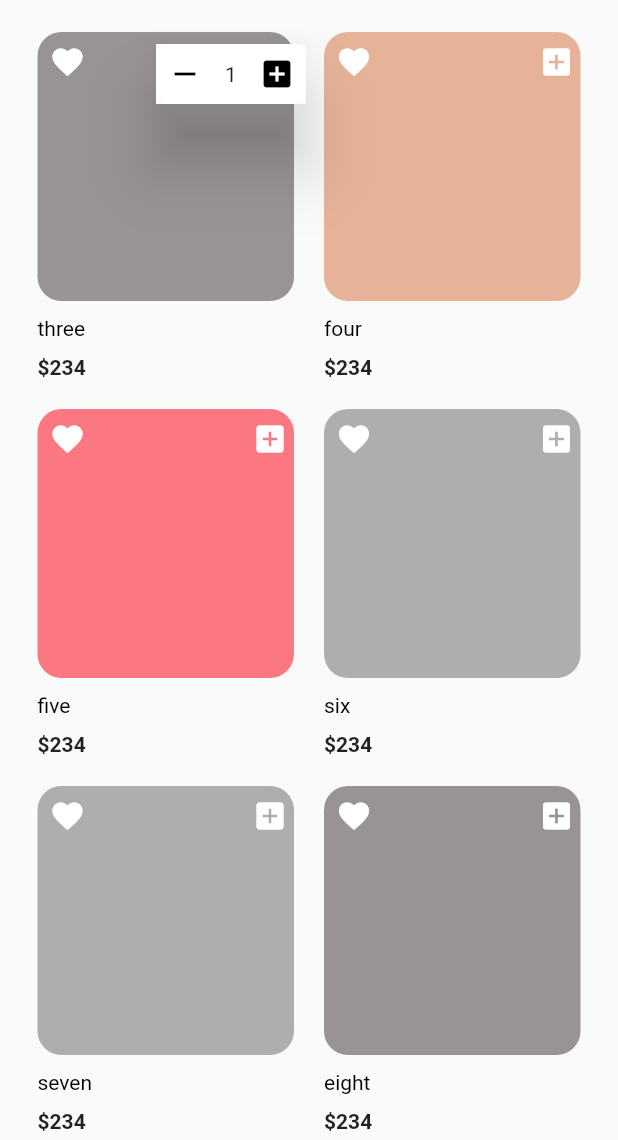
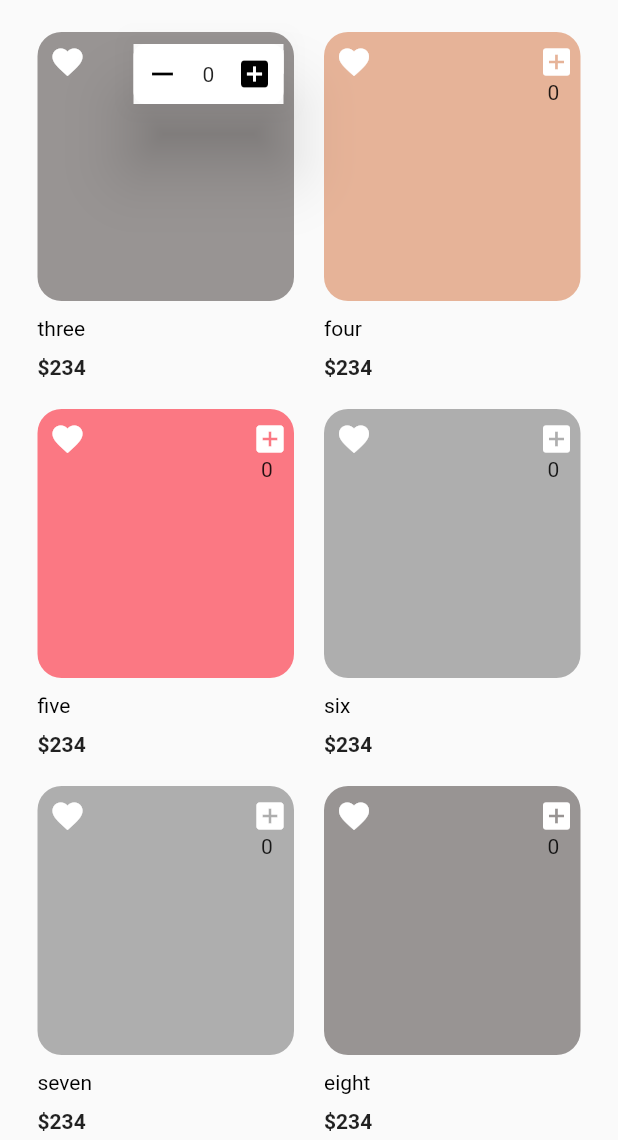
Before and after one commit to tataji/ecommerce_app, a Flutter app: the SubCategeoryScreen screen opened directly, scrolled down 247 dp, after a tap on the "add box" icon, on a phone screen of 412 x 824 dp, the part 96-1236 px from its top. Run offline on Flutter 3.47's test engine with Material 2 defaults, Android fonts, the phone set to English and light mode, and no system bars; our stand-ins replace carousel_slider, flutter_svg.

```diff
--- a/lib/components/CustomDropDown.dart
+++ b/lib/components/CustomDropDown.dart
@@ -1,3 +1,4 @@
+import 'package:e_commerce/provider_model/MyCartViewModel.dart';
 import 'package:e_commerce/utils/constants.dart';
 import 'package:flutter/cupertino.dart';
 import 'package:flutter/gestures.dart';
@@ -5,8 +6,12 @@ import 'package:flutter/material.dart';
 
 class CustomDropdown extends StatefulWidget {
   final String text;
-
-  const CustomDropdown({Key key, @required this.text}) : super(key: key);
+  MyCartViewModel myCartViewModel;
+  Function minusIconPress;
+  Function plusIconPress;
+  int count;
+  CustomDropdown({Key key, @required this.text,this.myCartViewModel,
+    this.minusIconPress,this.plusIconPress,this.count}) : super(key: key);
 
   @override
   _CustomDropdownState createState() => _CustomDropdownState();
@@ -17,8 +22,7 @@ class _CustomDropdownState extends State<CustomDropdown> {
   double height, width, xPosition, yPosition;
   bool isDropdownOpened = false;
   OverlayEntry floatingDropdown;
-
-  @override
+   @override
   void initState() {
     actionKey = LabeledGlobalKey(widget.text);
     super.initState();
@@ -31,10 +35,7 @@ class _CustomDropdownState extends State<CustomDropdown> {
     Offset offset = renderBox.localToGlobal(Offset.zero);
     xPosition = offset.dx;
     yPosition = offset.dy;
-    print(height);
-    print(width);
-    print(xPosition);
-    print(yPosition);
+    print(height);print(width);print(xPosition);print(yPosition);
   }
 
   OverlayEntry _createFloatingDropdown() {
@@ -50,14 +51,33 @@ class _CustomDropdownState extends State<CustomDropdown> {
         child: Stack(
           children: [
             Positioned(
-              right: xPosition + 40,
+              right: xPosition + 55,
               width: 100,
               top: yPosition,
               height: 40,
-              child: DropDown(
-                itemHeight: height,
+              child: Column(
+                      children: <Widget>[
+                        Material(elevation: 20,
+                          child: Container(width: 100,
+                              height: 40,
+                              decoration: BoxDecoration(color: whiteColor,
+                                borderRadius: BorderRadius.circular(8),
+                              ),
+                              child:Row(mainAxisAlignment: MainAxisAlignment.spaceAround,
+                                crossAxisAlignment:CrossAxisAlignment.center,
+                                children: [
+                                  GestureDetector(onTap:widget.minusIconPress,
+                                      child: Icon(Icons.remove,color: Colors.black,)),
+                                  Text('${widget.count}'),
+                                  GestureDetector(onTap: widget.plusIconPress,
+                                      child: Icon(Icons.add_box,color: Colors.black,))
+                                ],)
+                          ),
+                        ),
+                      ],
+                    )
               ),
-            ),
+
           ],
         ),
       );
@@ -84,7 +104,7 @@ class _CustomDropdownState extends State<CustomDropdown> {
         decoration: BoxDecoration(
           borderRadius: BorderRadius.circular(8),
         ),
-        child:Icon(Icons.add_box,color: whiteColor,)
+        child: Icon(Icons.add_box,color: whiteColor,)
       ),
     );
   }
@@ -97,33 +117,3 @@ class _CustomDropdownState extends State<CustomDropdown> {
     });
   }
 }
-
-
-class DropDown extends StatelessWidget {
-  final double itemHeight;
-  const DropDown({Key key, this.itemHeight}) : super(key: key);
-  @override
-  Widget build(BuildContext context) {
-    print("drop down opened");
-    return Column(
-      children: <Widget>[
-        Material(
-          elevation: 20,
-          child: Container(width: 100,
-            height: 40,
-            decoration: BoxDecoration(color: whiteColor,
-              borderRadius: BorderRadius.circular(8),
-            ),
-            child:Row(mainAxisAlignment: MainAxisAlignment.spaceAround,
-              crossAxisAlignment:CrossAxisAlignment.center,
-              children: [
-              Icon(Icons.remove,color: Colors.black,),
-              Text("1"),
-              Icon(Icons.add_box,color: Colors.black,)
-            ],)
-          ),
-        ),
-      ],
-    );
-  }
-}
--- a/lib/components/item_card.dart
+++ b/lib/components/item_card.dart
@@ -1,11 +1,14 @@
 import 'package:e_commerce/components/CustomDropDown.dart';
 import 'package:e_commerce/models/Product.dart';
+import 'package:e_commerce/provider_model/MyCartViewModel.dart';
 import 'package:e_commerce/utils/constants.dart';
 import 'package:flutter/material.dart';
+import 'package:provider/provider.dart';
 
 class ItemCard extends StatelessWidget {
   final Product product;
   final Function press;
+
   const ItemCard({
     Key key,
     this.product,
@@ -28,26 +31,46 @@ class ItemCard extends StatelessWidget {
                     color: product.color,
                     borderRadius: BorderRadius.circular(16),
                   ),
-//              child: Hero(
-//                tag: "${product.id}",
-//                child: Image.asset(product.image),
-//              ),
                 ),
-                Align(alignment: Alignment.topLeft,
+                Align(
+                  alignment: Alignment.topLeft,
                   child: Padding(
                     padding: const EdgeInsets.all(8.0),
-                    child: Icon(Icons.favorite,color: whiteColor,),
+                    child: Icon(
+                      Icons.favorite,
+                      color: whiteColor,
+                    ),
                   ),
                 ),
-                Align(alignment: Alignment.topRight,
+                Align(
+                  alignment: Alignment.topRight,
                   child: Padding(
                     padding: const EdgeInsets.all(8.0),
-                    child: Row(crossAxisAlignment: CrossAxisAlignment.end,mainAxisAlignment: MainAxisAlignment.end,
+                    child: Row(
+                      crossAxisAlignment: CrossAxisAlignment.end,
+                      mainAxisAlignment: MainAxisAlignment.end,
                       children: [
-                        Container(width: 20,height: 20,
-                            child: CustomDropdown(text: "text")),
-                    //  Icon(Icons.add_box,color: Colors.white,)
-                      ],),
+                        Consumer<MyCartViewModel>(
+                          builder: (context, myCartViewModel, child) =>
+                              Container(
+                                  width: 20,
+                                  height: 100,
+                                  child: Column(
+                                  children: [
+                                    CustomDropdown(text: "text",
+                                      count: myCartViewModel.carList.length,
+                                      minusIconPress: (){
+                                        myCartViewModel.addToCart(1);
+                                      },plusIconPress: (){
+                                        myCartViewModel.addToCart(1);
+                                      },
+                                      myCartViewModel: myCartViewModel,),
+                                    Text('${myCartViewModel.carList.length}'),
+                                  ],)),
+
+                        )
+                      ],
+                    ),
                   ),
                 ),
               ],
--- a/lib/main.dart
+++ b/lib/main.dart
@@ -13,15 +13,13 @@ void main() => runApp(MyApp());
 
 /// This is the main application widget.
 class MyApp extends StatelessWidget {
-  static const String _title = 'Flutter Code Sample';
-
   @override
   Widget build(BuildContext context) {
    // SizeConfig.init(context);
     return MaterialApp(
       theme: ThemeData(accentColor: appbarGreenColor,
         appBarTheme: AppBarTheme(color: appbarGreenColor)),
-      title: _title,debugShowCheckedModeBanner: false,
+      title: "",debugShowCheckedModeBanner: false,
       home: SplashScreen(),
     );
   }
@@ -65,7 +63,7 @@ class _MyStatefulWidgetState extends State<MyStatefulWidget> {
   Widget build(BuildContext context) {
     return Scaffold(
       drawer: NavDrawer(),
-      appBar: AppUtils.buildAppBar(),
+      appBar: AppUtils.buildAppBar(context),
       body: Center(
         child: _widgetOptions.elementAt(_selectedIndex),
       ),
--- /dev/null
+++ b/lib/provider_model/MyCartViewModel.dart
@@ -0,0 +1,10 @@
+import 'package:flutter/material.dart';
+
+class MyCartViewModel extends ChangeNotifier{
+  List carList = [];
+
+  addToCart(int index){
+    carList.add(index);
+    notifyListeners();
+  }
+}
--- a/lib/screens/HomeScreen.dart
+++ b/lib/screens/HomeScreen.dart
@@ -13,8 +13,6 @@ class HomeScreen extends StatefulWidget {
     // TODO: implement createState
     return HomeScreenState();
   }
-//  @override
-//  HomeScreenState createState() => HomeScreenState();
 }
 
 class HomeScreenState extends State<HomeScreen> {
--- a/lib/screens/LoginScreen.dart
+++ b/lib/screens/LoginScreen.dart
@@ -3,6 +3,7 @@ import 'package:e_commerce/components/RoundedButton.dart';
 import 'package:e_commerce/components/RoundedInputField.dart';
 import 'package:e_commerce/components/RoundedPasswordInputField.dart';
 import 'package:e_commerce/screens/SignUpScreen.dart';
+import 'package:e_commerce/screens/SliversScreen.dart';
 import 'package:e_commerce/utils/constants.dart';
 import 'package:flutter/cupertino.dart';
 import 'package:flutter/material.dart';
@@ -71,6 +72,7 @@ class LoginScreenState extends State<LoginScreen> {
                             SignUpScreen(),));
                       },
                           child: Text("Register here")),
+
                     ],
                   ),
                 ],
--- a/lib/screens/shop/SubCategeoryScreen.dart
+++ b/lib/screens/shop/SubCategeoryScreen.dart
@@ -2,8 +2,10 @@ import 'file:///C:/Users/91850/Desktop/Deepak/Main%20File/Android%20Files/e_comm
 import 'file:///C:/Users/91850/Desktop/Deepak/Main%20File/Android%20Files/e_commerce/lib/screens/ProductDetailsScreen.dart';
 import 'package:e_commerce/components/item_card.dart';
 import 'package:e_commerce/models/Product.dart';
+import 'package:e_commerce/provider_model/MyCartViewModel.dart';
 import 'package:e_commerce/utils/constants.dart';
 import 'package:flutter/material.dart';
+import 'package:provider/provider.dart';
 
 // ignore: must_be_immutable
 class SubCategeoryScreen extends StatefulWidget {
@@ -21,8 +23,11 @@ class SubCategeoryScreenState extends State<SubCategeoryScreen> {
   @override
   Widget build(BuildContext context) {
     // TODO: implement build
-    return Scaffold(
-      appBar: AppUtils.buildAppBar(),
+    return MultiProvider(providers: [
+      ChangeNotifierProvider<MyCartViewModel>(create: (_)=>MyCartViewModel())
+    ],
+      child: Scaffold(
+        appBar: AppUtils.buildAppBar(context),
         body: Container(
             width: MediaQuery.of(context).size.width ,
             height: MediaQuery.of(context).size.height,
@@ -53,6 +58,7 @@ class SubCategeoryScreenState extends State<SubCategeoryScreen> {
                 ),
               ],
             )),
+      ),
     );
   }
 }
--- a/pubspec.yaml
+++ b/pubspec.yaml
@@ -30,7 +30,7 @@ dependencies:
   cupertino_icons: ^1.0.0
   flutter_svg: ^0.18.0
   carousel_slider: ^2.3.1
-
+  provider: ^4.3.2+2
 dev_dependencies:
   flutter_test:
     sdk: flutter
```
Also changed, not shown: lib/components/CommonButton.dart (added, +30 -0 lines), lib/components/NavDrawer.dart (+14 -9 lines), lib/screens/MyCartItemsList.dart (+6 -5 lines), lib/screens/ProductDetailsScreen.dart (+14 -11 lines), lib/screens/ProfileScreen.dart (+82 -3 lines), lib/screens/SearchScreen.dart (+14 -6 lines), lib/screens/SliversScreen.dart (added, +46 -0 lines), lib/utils/AppUtils.dart (+11 -4 lines), pubspec.lock, 1 other file. Lines whose indentation alone changed are shown as unchanged.
